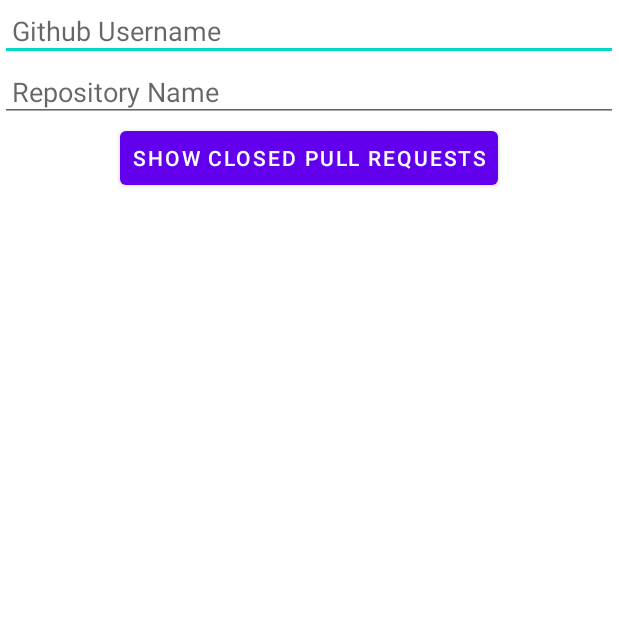
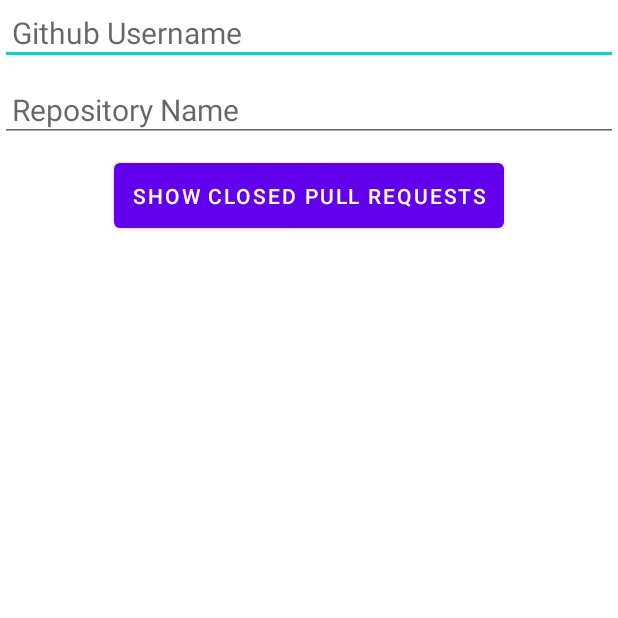
Before and after one commit to Qkprahlad101/GithubClosedPullRequests, an Android app: the screen it shows after launch (EntryPointActivity), on a phone screen of 412 x 824 dp, the top half of it. Run offline under Robolectric (Android 15) with nearby library versions, the phone set to English and light mode, and no system bars; our stand-ins replace Dagger/Hilt's generated code, data binding; pictures from the network do not load.

Commit message:
EditTexts repositioned.

```diff
--- a/app/src/main/res/layout/activity_main.xml
+++ b/app/src/main/res/layout/activity_main.xml
@@ -17,30 +17,36 @@
 
         <EditText
             android:id="@+id/ownerEditText"
-            android:layout_width="match_parent"
+            android:layout_width="0dp"
             android:layout_height="wrap_content"
             android:hint="@string/owner"
             android:padding="8dp"
+            android:textSize="20sp"
             app:layout_constraintTop_toTopOf="parent"
             app:layout_constraintStart_toStartOf="parent"
             app:layout_constraintEnd_toEndOf="parent" />
 
         <EditText
             android:id="@+id/repoEditText"
-            android:layout_width="match_parent"
+            android:layout_width="0dp"
+            android:layout_marginTop="8dp"
             android:layout_height="wrap_content"
             android:hint="@string/repo"
             android:padding="8dp"
+            android:textSize="20sp"
             app:layout_constraintTop_toBottomOf="@id/ownerEditText"
             app:layout_constraintStart_toStartOf="parent"
-            app:layout_constraintEnd_toEndOf="parent" />
+            app:layout_constraintEnd_toEndOf="parent"/>
+
 
         <Button
             android:id="@+id/fetchButton"
             android:layout_width="wrap_content"
             android:layout_height="wrap_content"
-            android:text="@string/show_closed_pul_requests"
-            android:padding="8dp"
+            android:text="@string/show_closed_pull_requests"
+            android:padding="12dp"
+            android:layout_marginTop="8dp"
+            android:textColor="@color/white"
             app:layout_constraintTop_toBottomOf="@id/repoEditText"
             app:layout_constraintStart_toStartOf="parent"
             app:layout_constraintEnd_toEndOf="parent" />
--- a/app/src/main/res/values/strings.xml
+++ b/app/src/main/res/values/strings.xml
@@ -6,4 +6,5 @@
     <string name="spacing">12</string>
     <string name="created_date">Created Date: %s</string>
     <string name="closed_date">Closed Date: %s</string>
+    <string name="show_closed_pull_requests">Show Closed Pull Requests</string>
 </resources>
```
